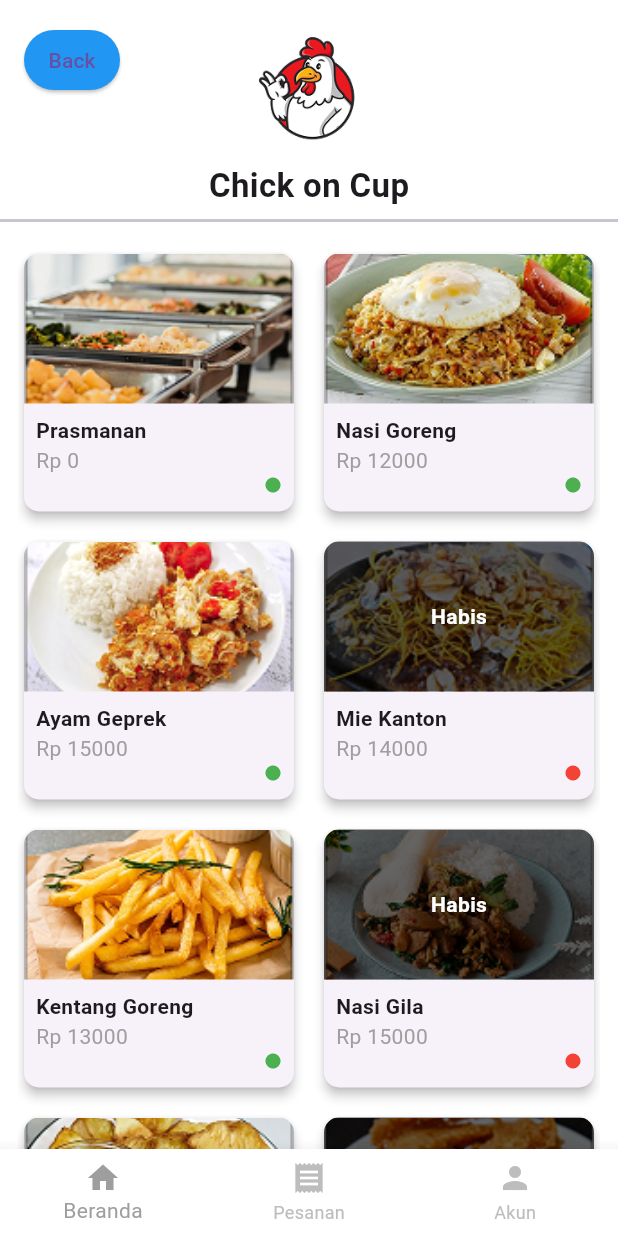
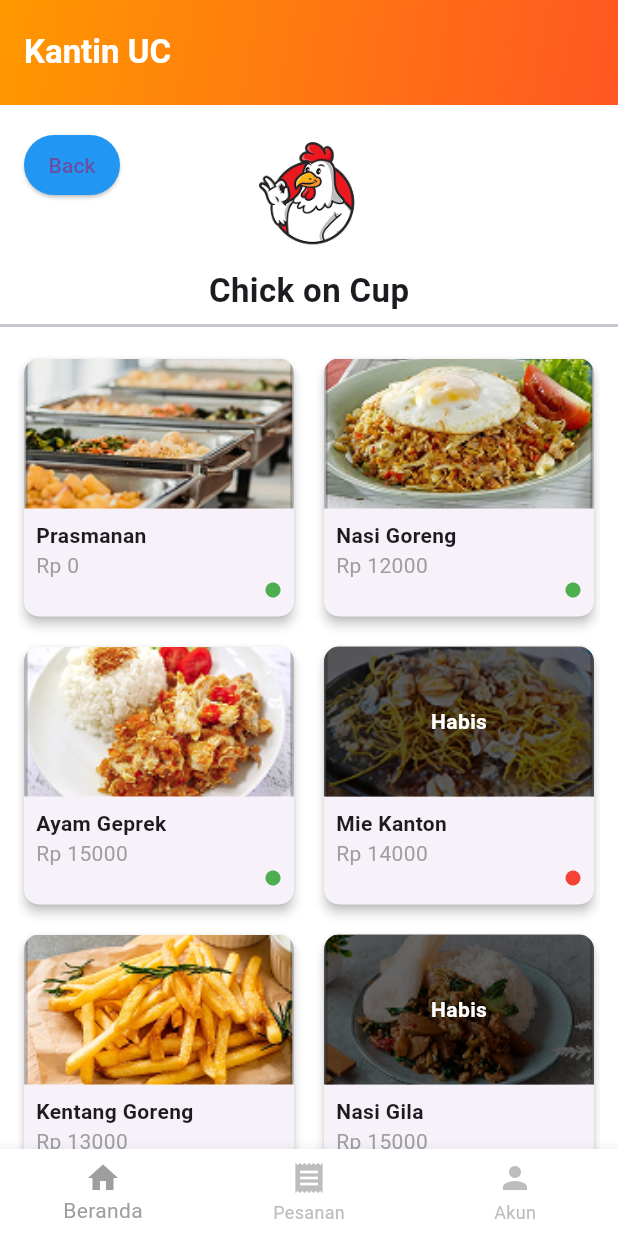
Before and after one commit to mzkyann/ALP-Canteen, a Flutter app: the Vendor1Page screen opened by its route, on a phone screen of 412 x 824 dp. Run offline on Flutter 3.47's test engine with Material 3 defaults, Android fonts, the phone set to English and light mode, and no system bars; our stand-ins replace flutter_riverpod; generated files the repository leaves out were written again.

Commit message:
Update vendor1.dart

```diff
--- a/ALP-Canteen-struktur-frontend/cipeats/lib/view/vendor1.dart
+++ b/ALP-Canteen-struktur-frontend/cipeats/lib/view/vendor1.dart
@@ -12,6 +12,24 @@ class Vendor1Page extends ConsumerWidget {
 
     return Scaffold(
       backgroundColor: Colors.white,
+      appBar: AppBar(
+        automaticallyImplyLeading: false,
+        toolbarHeight: 70,
+        flexibleSpace: Container(
+          decoration: const BoxDecoration(
+            gradient: LinearGradient(
+              colors: [Colors.orange, Colors.deepOrange],
+              begin: Alignment.topLeft,
+              end: Alignment.bottomRight,
+            ),
+          ),
+        ),
+        title: const Text(
+          'Kantin UC',
+          style: TextStyle(fontWeight: FontWeight.bold, color: Colors.white),
+        ),
+        elevation: 0,
+      ),
       body: SafeArea(
         child: Stack(
           children: [
```
